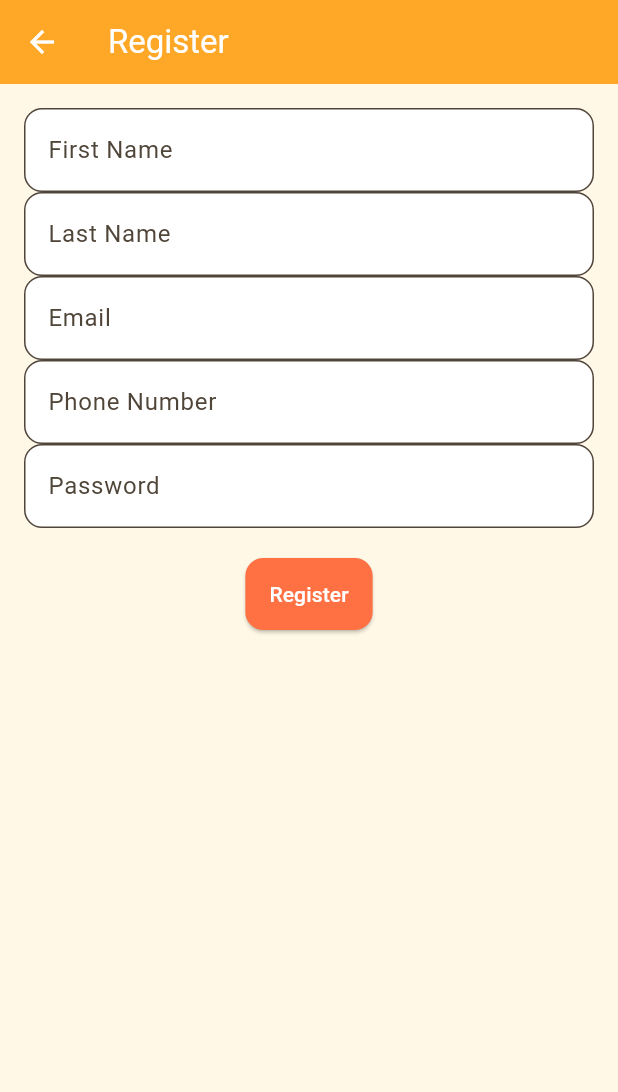
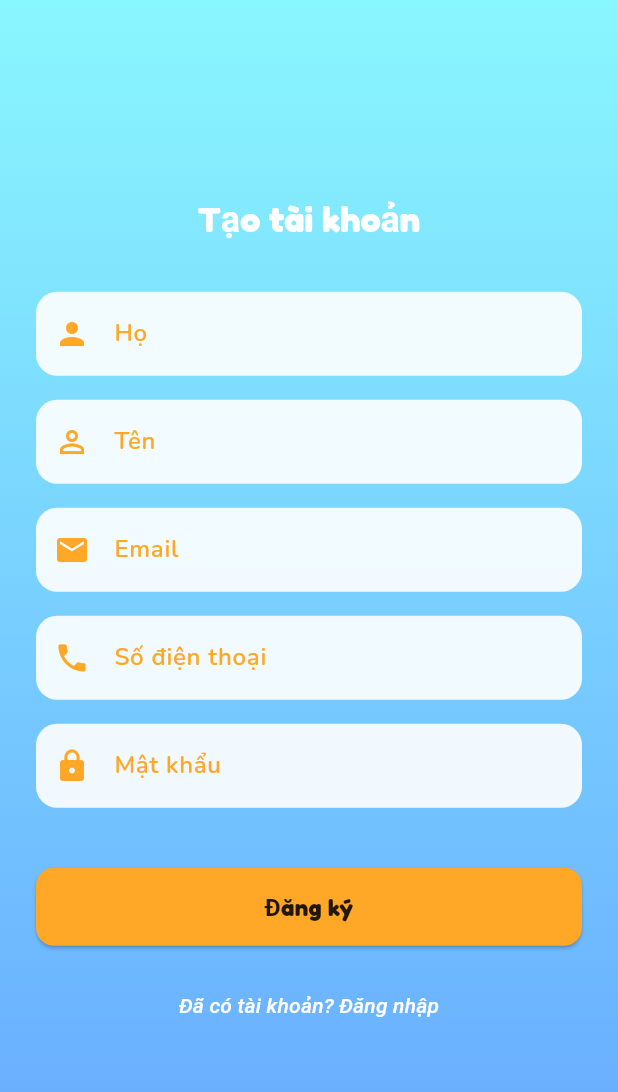
Before and after one commit to Darkvolcano/SummerCamp_Mobile, a Flutter app: the screen it shows after launch, after a tap on "Đăng ký tài khoản", on a phone screen of 412 x 824 dp. Shown: the top 1092 px of the screen. Run offline on Flutter 3.47's test engine with Material 3 defaults, Android fonts, the phone set to English and light mode, and no system bars; our stand-ins replace dio, flutter_rating_bar, image_picker, lottie, shared_preferences, socket_io_client and 1 more; missing offline and left inert: wechat_assets_picker; accounts and stored records are empty; network calls fail; project files that could hold a hidden picture were left out.

```diff
--- a/lib/core/config/app_routes.dart
+++ b/lib/core/config/app_routes.dart
@@ -1,6 +1,9 @@
 import 'package:flutter/material.dart';
 import 'package:summercamp/features/ai_chat/presentation/screens/ai_chat_screen.dart';
+import 'package:summercamp/features/auth/presentation/screens/forgot_password_email_screen.dart';
+import 'package:summercamp/features/auth/presentation/screens/forgot_password_otp_screen.dart';
 import 'package:summercamp/features/auth/presentation/screens/login_screen.dart';
+import 'package:summercamp/features/auth/presentation/screens/reset_password_screen.dart';
 import 'package:summercamp/features/blog/domain/entities/blog.dart';
 import 'package:summercamp/features/blog/presentation/screens/blog_detail_screen.dart';
 import 'package:summercamp/features/blog/presentation/screens/blog_list_screen.dart';
@@ -33,7 +36,9 @@ class AppRoutes {
   // Define route
   static const String login = 'LOGIN';
   static const String register = 'REGISTER';
-  static const String verifyOTP = 'VERIFY-OTP'; // hiện tại chưa có
+  static const String forgotPasswordEmail = 'FORGOT-PASSWORD-EMAIL';
+  static const String forgotPasswordOTP = 'FORGOT-PASSWORD-OTP';
+  static const String resetPassword = 'RESET-PASSWORD';
   static const String chat = 'CHAT'; // hiện tại chưa có
   static const String chatDetail = 'CHAT-DETAIL'; // hiện tại chưa có
   static const String chatAI = 'CHAT-AI';
@@ -74,6 +79,15 @@ class AppRoutes {
 
       case register:
         return MaterialPageRoute(builder: (_) => RegisterScreen());
+
+      case forgotPasswordEmail:
+        return MaterialPageRoute(builder: (_) => ForgotPasswordEmailScreen());
+
+      case forgotPasswordOTP:
+        return MaterialPageRoute(builder: (_) => ForgotPasswordOtpScreen());
+
+      case resetPassword:
+        return MaterialPageRoute(builder: (_) => ResetPasswordScreen());
 
       case home:
         return MaterialPageRoute(builder: (_) => const Home());
--- a/lib/features/auth/presentation/screens/login_screen.dart
+++ b/lib/features/auth/presentation/screens/login_screen.dart
@@ -36,17 +36,8 @@ class _LoginScreenState extends State<LoginScreen> {
             child: Column(
               mainAxisAlignment: MainAxisAlignment.center,
               children: [
-                SizedBox(
-                  height: 180,
-                  child: Lottie.asset(
-                    "assets/mock/login_icons.json",
-                    repeat: true,
-                    animate: true,
-                  ),
-                ),
-                const SizedBox(height: 12),
                 Text(
-                  "Summer Camp",
+                  "Chào mừng quay trở lại trại hè!",
                   style: textTheme.headlineSmall?.copyWith(
                     fontFamily: "Fredoka",
                     fontWeight: FontWeight.bold,
@@ -60,6 +51,18 @@ class _LoginScreenState extends State<LoginScreen> {
                     ],
                   ),
                 ),
+
+                const SizedBox(height: 12),
+
+                SizedBox(
+                  height: 180,
+                  child: Lottie.asset(
+                    "assets/mock/login_icons.json",
+                    repeat: true,
+                    animate: true,
+                  ),
+                ),
+
                 const SizedBox(height: 32),
 
                 _buildInputField(emailController, "Email", Icons.email),
@@ -74,10 +77,13 @@ class _LoginScreenState extends State<LoginScreen> {
                   alignment: Alignment.centerRight,
                   child: TextButton(
                     onPressed: () {
-                      Navigator.pushNamed(context, "/forgot-password");
+                      Navigator.pushNamed(
+                        context,
+                        AppRoutes.forgotPasswordEmail,
+                      );
                     },
                     child: const Text(
-                      "Forgot password?",
+                      "Quên mật khẩu?",
                       style: TextStyle(
                         fontStyle: FontStyle.italic,
                         color: Colors.white,
@@ -122,7 +128,10 @@ class _LoginScreenState extends State<LoginScreen> {
                     Expanded(child: Divider(color: Colors.white70)),
                     Padding(
                       padding: EdgeInsets.symmetric(horizontal: 8),
-                      child: Text("or", style: TextStyle(color: Colors.white)),
+                      child: Text(
+                        "Hoặc",
+                        style: TextStyle(color: Colors.white),
+                      ),
                     ),
                     Expanded(child: Divider(color: Colors.white70)),
                   ],
@@ -132,7 +141,7 @@ class _LoginScreenState extends State<LoginScreen> {
 
                 OutlinedButton.icon(
                   style: OutlinedButton.styleFrom(
-                    backgroundColor: Colors.white.withOpacity(0.9),
+                    backgroundColor: Colors.white.withValues(alpha: 0.9),
                     minimumSize: const Size(double.infinity, 50),
                     side: BorderSide.none,
                     shape: RoundedRectangleBorder(
@@ -140,7 +149,7 @@ class _LoginScreenState extends State<LoginScreen> {
                     ),
                   ),
                   onPressed: () {
-                    // TODO: Đăng nhập bằng Google
+                    // login Google
                   },
                   icon: Image.asset("assets/images/google.png", height: 24),
                   label: Text(
@@ -159,7 +168,7 @@ class _LoginScreenState extends State<LoginScreen> {
                   width: double.infinity,
                   child: OutlinedButton(
                     style: OutlinedButton.styleFrom(
-                      backgroundColor: Colors.white.withOpacity(0.9),
+                      backgroundColor: Colors.white.withValues(alpha: 0.9),
                       padding: const EdgeInsets.symmetric(vertical: 14),
                       shape: RoundedRectangleBorder(
                         borderRadius: BorderRadius.circular(12),
@@ -208,7 +217,7 @@ class _LoginScreenState extends State<LoginScreen> {
             color: AppTheme.summerPrimary,
           ),
           filled: true,
-          fillColor: Colors.white.withOpacity(0.9),
+          fillColor: Colors.white.withValues(alpha: 0.9),
           enabledBorder: OutlineInputBorder(
             borderRadius: BorderRadius.circular(14),
             borderSide: BorderSide.none,
--- a/lib/features/auth/presentation/screens/register_screen.dart
+++ b/lib/features/auth/presentation/screens/register_screen.dart
@@ -1,6 +1,7 @@
 import 'package:flutter/material.dart';
 import 'package:provider/provider.dart';
 import 'package:summercamp/core/config/app_routes.dart';
+import 'package:summercamp/core/config/app_theme.dart';
 import 'package:summercamp/features/auth/presentation/state/auth_provider.dart';
 
 class RegisterScreen extends StatefulWidget {
@@ -11,101 +12,152 @@ class RegisterScreen extends StatefulWidget {
 }
 
 class _RegisterScreenState extends State<RegisterScreen> {
-  final _formKey = GlobalKey<FormState>();
-
-  final _firstName = TextEditingController();
-  final _lastName = TextEditingController();
-  final _email = TextEditingController();
-  final _phone = TextEditingController();
-  final _password = TextEditingController();
-
-  @override
-  void dispose() {
-    _firstName.dispose();
-    _lastName.dispose();
-    _email.dispose();
-    _phone.dispose();
-    _password.dispose();
-    super.dispose();
-  }
-
-  Future<void> _submit(AuthProvider provider) async {
-    if (!_formKey.currentState!.validate()) return;
-    try {
-      await provider.register(
-        firstName: _firstName.text.trim(),
-        lastName: _lastName.text.trim(),
-        email: _email.text.trim(),
-        phoneNumber: _phone.text.trim(),
-        password: _password.text,
-      );
-      if (!mounted) return;
-      ScaffoldMessenger.of(
-        context,
-      ).showSnackBar(const SnackBar(content: Text('Đăng ký thành công!')));
-      Navigator.pushReplacementNamed(context, AppRoutes.profile);
-    } catch (_) {
-      if (!mounted) return;
-      ScaffoldMessenger.of(context).showSnackBar(
-        SnackBar(content: Text(provider.error ?? 'Đăng ký thất bại')),
-      );
-    }
-  }
+  final firstNameCtrl = TextEditingController();
+  final lastNameCtrl = TextEditingController();
+  final emailCtrl = TextEditingController();
+  final phoneCtrl = TextEditingController();
+  final passwordCtrl = TextEditingController();
 
   @override
   Widget build(BuildContext context) {
+    final textTheme = Theme.of(context).textTheme;
     final provider = context.watch<AuthProvider>();
 
     return Scaffold(
-      appBar: AppBar(title: const Text('Register')),
-      body: SingleChildScrollView(
-        padding: const EdgeInsets.all(16),
-        child: Form(
-          key: _formKey,
+      body: Container(
+        decoration: const BoxDecoration(
+          gradient: LinearGradient(
+            colors: [Color(0xFF89F7FE), Color(0xFF66A6FF)],
+            begin: Alignment.topCenter,
+            end: Alignment.bottomCenter,
+          ),
+        ),
+        child: Center(
+          child: SingleChildScrollView(
+            padding: const EdgeInsets.all(24),
             child: Column(
+              mainAxisAlignment: MainAxisAlignment.center,
               children: [
-              TextFormField(
-                controller: _firstName,
-                decoration: const InputDecoration(labelText: 'First Name'),
-                validator: (v) =>
-                    (v == null || v.isEmpty) ? 'Nhập First Name' : null,
+                Text(
+                  "Tạo tài khoản",
+                  style: textTheme.headlineSmall?.copyWith(
+                    fontFamily: "Fredoka",
+                    fontWeight: FontWeight.bold,
+                    color: Colors.white,
                   ),
-              TextFormField(
-                controller: _lastName,
-                decoration: const InputDecoration(labelText: 'Last Name'),
-                validator: (v) =>
-                    (v == null || v.isEmpty) ? 'Nhập Last Name' : null,
                 ),
-              TextFormField(
-                controller: _email,
-                decoration: const InputDecoration(labelText: 'Email'),
-                keyboardType: TextInputType.emailAddress,
-                validator: (v) => (v == null || !v.contains('@'))
-                    ? 'Email không hợp lệ'
-                    : null,
+                const SizedBox(height: 32),
+
+                _buildInput(firstNameCtrl, "Họ", Icons.person),
+                _buildInput(lastNameCtrl, "Tên", Icons.person_outline),
+                _buildInput(emailCtrl, "Email", Icons.email),
+                _buildInput(phoneCtrl, "Số điện thoại", Icons.phone),
+                _buildInput(
+                  passwordCtrl,
+                  "Mật khẩu",
+                  Icons.lock,
+                  obscure: true,
                 ),
-              TextFormField(
-                controller: _phone,
-                decoration: const InputDecoration(labelText: 'Phone Number'),
-                keyboardType: TextInputType.phone,
-                validator: (v) =>
-                    (v == null || v.length < 8) ? 'SĐT không hợp lệ' : null,
+
+                const SizedBox(height: 24),
+
+                SizedBox(
+                  width: double.infinity,
+                  child: ElevatedButton(
+                    style: ElevatedButton.styleFrom(
+                      backgroundColor: AppTheme.summerPrimary,
+                      foregroundColor: Colors.white,
+                      padding: const EdgeInsets.symmetric(vertical: 14),
+                      shape: RoundedRectangleBorder(
+                        borderRadius: BorderRadius.circular(12),
                       ),
-              TextFormField(
-                controller: _password,
-                decoration: const InputDecoration(labelText: 'Password'),
-                obscureText: true,
-                validator: (v) =>
-                    (v == null || v.length < 6) ? 'Ít nhất 6 ký tự' : null,
                     ),
-              const SizedBox(height: 20),
-              provider.isLoading
-                  ? const CircularProgressIndicator()
-                  : ElevatedButton(
-                      onPressed: () => _submit(provider),
-                      child: const Text('Register'),
+                    onPressed: provider.isLoading
+                        ? null
+                        : () async {
+                            final nav = Navigator.of(context);
+
+                            await provider.register(
+                              firstName: firstNameCtrl.text,
+                              lastName: lastNameCtrl.text,
+                              email: emailCtrl.text,
+                              phoneNumber: phoneCtrl.text,
+                              password: passwordCtrl.text,
+                            );
+
+                            if (!mounted) return;
+
+                            if (provider.error == null) {
+                              nav.pushReplacementNamed(AppRoutes.home);
+                            }
+                          },
+
+                    child: provider.isLoading
+                        ? const CircularProgressIndicator(color: Colors.white)
+                        : Text(
+                            "Đăng ký",
+                            style: textTheme.titleMedium?.copyWith(
+                              fontFamily: "Fredoka",
+                              fontWeight: FontWeight.bold,
+                            ),
+                          ),
+                  ),
+                ),
+
+                const SizedBox(height: 16),
+
+                TextButton(
+                  onPressed: () {
+                    Navigator.pushReplacementNamed(context, AppRoutes.login);
+                  },
+                  child: const Text(
+                    "Đã có tài khoản? Đăng nhập",
+                    style: TextStyle(
+                      color: Colors.white,
+                      fontStyle: FontStyle.italic,
+                    ),
+                  ),
                 ),
               ],
+            ),
+          ),
+        ),
+      ),
+    );
+  }
+
+  Widget _buildInput(
+    TextEditingController ctrl,
+    String label,
+    IconData icon, {
+    bool obscure = false,
+  }) {
+    return Padding(
+      padding: const EdgeInsets.only(bottom: 16),
+      child: TextField(
+        controller: ctrl,
+        obscureText: obscure,
+        style: const TextStyle(color: Colors.black87),
+        decoration: InputDecoration(
+          prefixIcon: Icon(icon, color: AppTheme.summerPrimary),
+          labelText: label,
+          labelStyle: const TextStyle(
+            fontFamily: "Nunito",
+            fontWeight: FontWeight.w600,
+            color: AppTheme.summerPrimary,
+          ),
+          filled: true,
+          fillColor: Colors.white.withValues(alpha: 0.9),
+          enabledBorder: OutlineInputBorder(
+            borderRadius: BorderRadius.circular(14),
+            borderSide: BorderSide.none,
+          ),
+          focusedBorder: OutlineInputBorder(
+            borderRadius: BorderRadius.circular(14),
+            borderSide: const BorderSide(
+              color: AppTheme.summerAccent,
+              width: 1.5,
+            ),
           ),
         ),
       ),
```
Also changed, not shown: assets/mock/login_icons.json (+6 -6 lines), lib/features/auth/presentation/screens/forgot_password_email_screen.dart (added, +108 -0 lines), lib/features/auth/presentation/screens/forgot_password_otp_screen.dart (added, +111 -0 lines), lib/features/auth/presentation/screens/reset_password_screen.dart (added, +131 -0 lines). Lines whose indentation alone changed are shown as unchanged.
